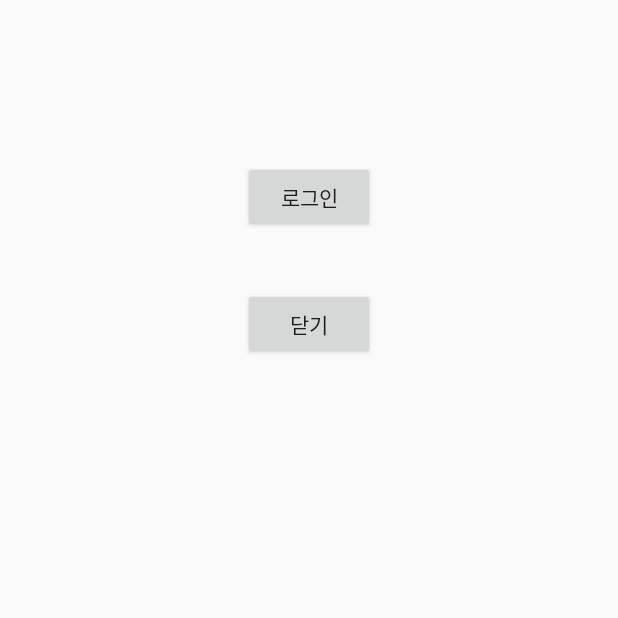
After one commit to seunghee63/24rd_SOPT_seminar, an Android app: the IntroActivity screen opened directly, with no data from a screen before it, on a phone screen of 412 x 824 dp, the top half of it. The commit adds this screen. Run offline under Robolectric (Android 15) with nearby library versions, the phone set to English and light mode, and no system bars.

Commit message:
add Activity-data-transfer using intent

```diff
--- /dev/null
+++ b/2nd_seminar/app/src/main/java/com/song2/a1st_seminar/IntroActivity.kt
@@ -0,0 +1,28 @@
+package com.song2.a1st_seminar
+
+import android.content.Intent
+import android.support.v7.app.AppCompatActivity
+import android.os.Bundle
+import kotlinx.android.synthetic.main.activity_intro.*
+
+
+class IntroActivity : AppCompatActivity() {
+
+    override fun onCreate(savedInstanceState: Bundle?) {
+        super.onCreate(savedInstanceState)
+        setContentView(R.layout.activity_intro)
+
+
+        btnMainLogin.setOnClickListener{
+
+            var intent = Intent(this, LoginActivity::class.java)
+            intent.putExtra("id",1)
+            startActivity(intent)
+
+        }
+
+        btnMainClose.setOnClickListener{
+            finish()
+        }
+    }
+}
--- /dev/null
+++ b/2nd_seminar/app/src/main/res/layout/activity_intro.xml
@@ -0,0 +1,22 @@
+<?xml version="1.0" encoding="utf-8"?>
+<RelativeLayout
+        xmlns:android="http://schemas.android.com/apk/res/android"
+        xmlns:tools="http://schemas.android.com/tools"
+        xmlns:app="http://schemas.android.com/apk/res-auto"
+        android:layout_width="match_parent"
+        android:layout_height="match_parent"
+        tools:context=".MainActivity">
+
+    <Button
+            android:text="로그인"
+            android:layout_width="wrap_content"
+            android:layout_height="wrap_content" android:layout_centerHorizontal="true"
+            android:layout_alignParentTop="true"
+            android:id="@+id/btnMainLogin" android:layout_marginTop="107dp"/>
+    <Button
+            android:text="닫기"
+            android:layout_width="wrap_content"
+            android:layout_height="wrap_content" android:layout_alignParentTop="true"
+            android:id="@+id/btnMainClose"
+            android:layout_marginTop="192dp" android:layout_alignStart="@+id/btnMainLogin"/>
+</RelativeLayout>
```
Also changed, not shown: 2nd_seminar/app/src/main/AndroidManifest.xml (+6 -1 lines), 2nd_seminar/app/src/main/java/com/song2/a1st_seminar/LoginActivity.kt (+29 -41 lines), 2nd_seminar/app/src/main/java/com/song2/a1st_seminar/SignUpActivity.kt (+18 -0 lines), 2nd_seminar/app/src/main/res/layout/activity_main.xml (+0 -17 lines).
